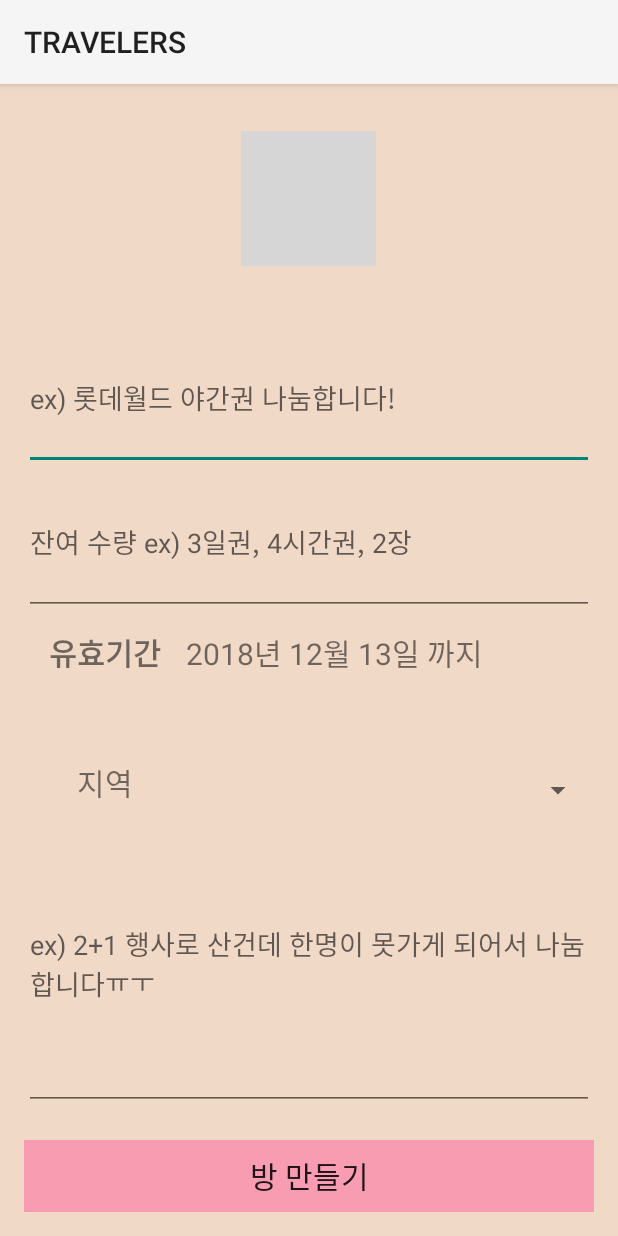
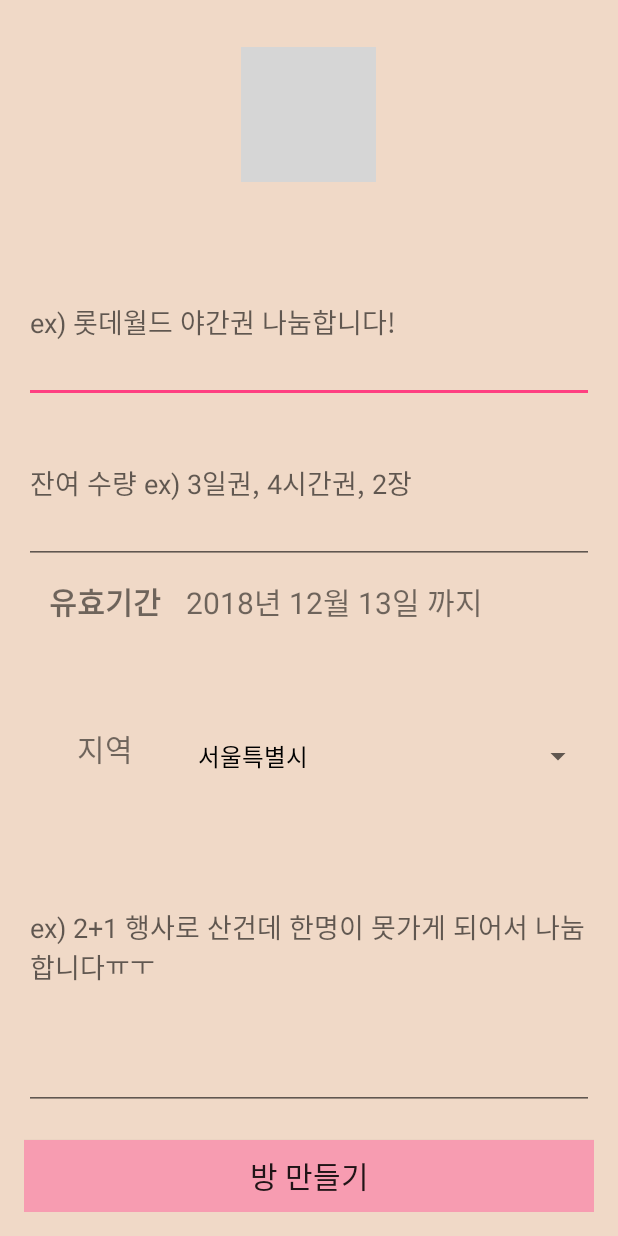
Before and after one commit to bxrlxy/TRAVELERS_androidMessenger, an Android app: the CreateRoomActivity screen opened directly, with no data from a screen before it, on a phone screen of 412 x 824 dp. Run offline under Robolectric (Android 15) with nearby library versions, the phone set to English and light mode, and no system bars; our stand-ins replace Firebase (no records; nobody signed in at launch, a user with empty details on screens opened directly); grey boxes are pictures that could not be loaded.

Commit message:
Add files via upload

```diff
--- /dev/null
+++ b/app/src/main/res/values/array.xml
@@ -0,0 +1,23 @@
+<?xml version="1.0" encoding="utf-8"?>
+
+<resources>
+    <string-array name="locations">
+        <item>서울특별시</item>
+        <item>부산광역시</item>
+        <item>대구광역시</item>
+        <item>인천광역시</item>
+        <item>광주광역시</item>
+        <item>대전광역시</item>
+        <item>울산광역시</item>
+        <item>세종특별자치시</item>
+        <item>경기도</item>
+        <item>강원도</item>
+        <item>충청북도</item>
+        <item>충청남도</item>
+        <item>전라북도</item>
+        <item>전라남도</item>
+        <item>경상북도</item>
+        <item>경상남도</item>
+        <item>제주특별자치도</item>
+    </string-array>
+</resources>
--- a/app/src/main/res/values/strings.xml
+++ b/app/src/main/res/values/strings.xml
@@ -2,6 +2,7 @@
     <string name="app_name">TRAVELERS</string>
     <string name="facebook_app_id">281266605766415</string>
     <string name="fb_login_protocol_scheme">fb281266605766415</string>
-
+    <string name="yes">YES</string>
+    <string name="on_map">현 위치가 맞습니까?</string>
 
 </resources>
--- a/app/src/main/res/values/styles.xml
+++ b/app/src/main/res/values/styles.xml
@@ -8,4 +8,13 @@
         <item name="colorAccent">@color/colorAccent</item>
     </style>
 
+    <style name="TravelersTheme" parent="Theme.AppCompat.Light.DarkActionBar">
+        <!-- Customize your theme here. -->
+        <item name="colorPrimary">@color/colorPrimary</item>
+        <item name="colorPrimaryDark">@color/colorPrimaryDark</item>
+        <item name="colorAccent">@color/colorAccent</item>
+        <item name="windowActionBar">false</item>
+        <item name="windowNoTitle">true</item>
+    </style>
+
 </resources>
```
